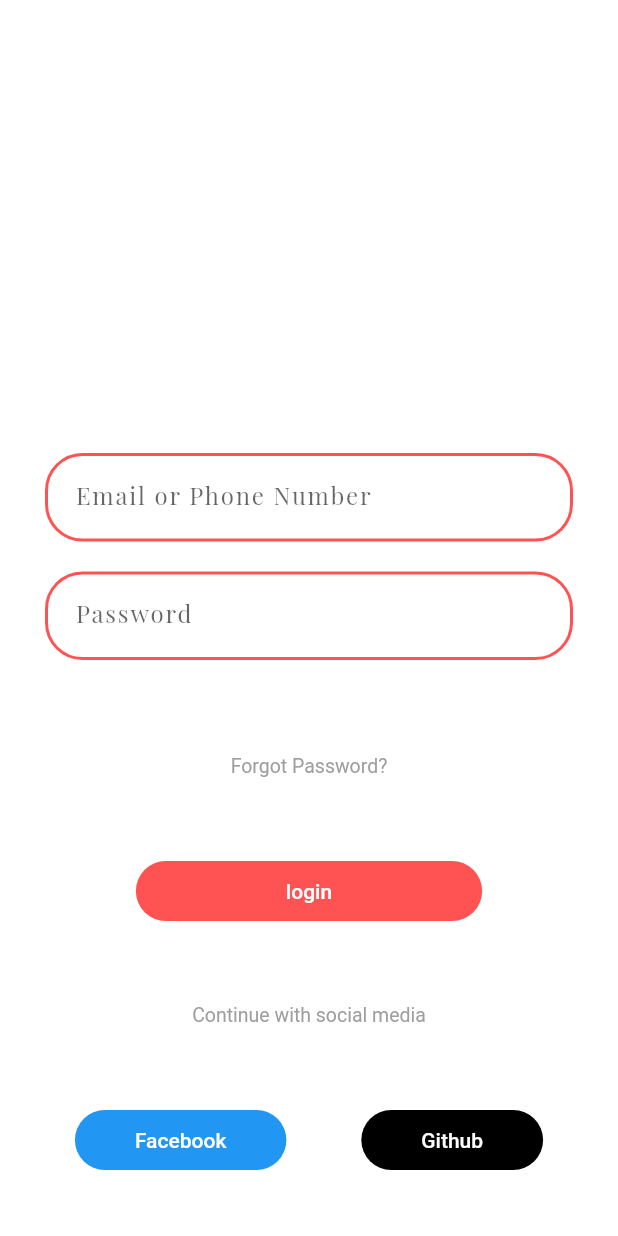
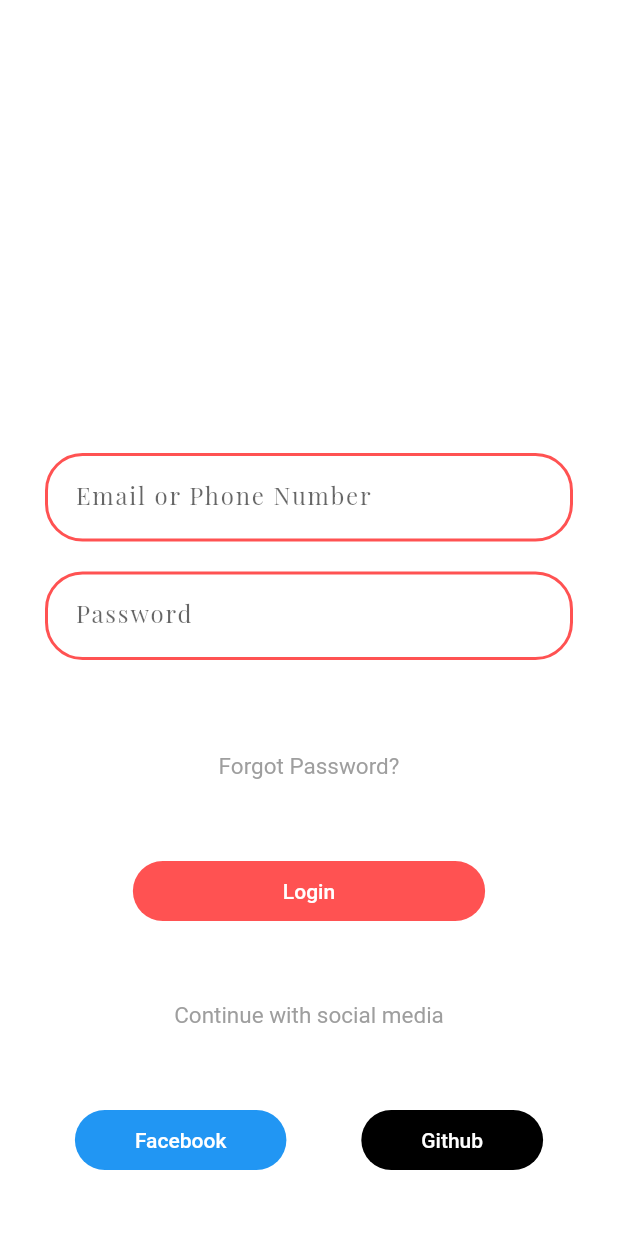
Before and after one commit to stephaniefash/flutter-login-ui-challenge, a Flutter app: the screen it shows after launch, on a phone screen of 412 x 824 dp. Run offline on Flutter 3.47's test engine with Material 2 defaults, Android fonts, the phone set to English and light mode, and no system bars.

```diff
--- /dev/null
+++ b/lib/constants.dart
@@ -0,0 +1,9 @@
+const String kPlayFairDisplayFont =   "PlayFairDisplay";
+const String emailOrPhoneText =   "Email or Phone Number";
+const String passwordText =   "Password";
+const String continueWithSocialText =   "Continue with social media";
+const String forgotPasswordText =   "Forgot Password?";
+const String facebookText =   "Facebook";
+const String githubText =   "Github";
+const String loginText =   "Login";
+const String welcomeBackText =   "Welcome back";
--- a/lib/login_page.dart
+++ b/lib/login_page.dart
@@ -1,5 +1,6 @@
 import 'package:flutter/material.dart';
 import 'package:flutter/widgets.dart';
+import 'package:login_ui/constants.dart';
 import 'package:login_ui/widgets/custom_widgets.dart';
 import 'package:login_ui/widgets/login_form.dart';
 
@@ -14,7 +15,7 @@ class _LoginPageState extends State<LoginPage> {
     return Container(
       child: Column(
         children: [
-          headerAndSubheadingWidget("Login", "Welcome back"),
+          headerAndSubheadingWidget(loginText, welcomeBackText),
           Expanded(
             child: Container(
               padding: EdgeInsets.only(top: 50, bottom: 40),
@@ -31,14 +32,14 @@ class _LoginPageState extends State<LoginPage> {
                     height: 150,
                     child: LoginForm(),
                   ),
-                  customDefaultText('Forgot Password?'),
-                  customButton(Colors.redAccent, "login", 100),
-                  customDefaultText('Continue with social media'),
+                  customDefaultText(forgotPasswordText),
+                  customButton(Colors.redAccent, loginText, 100),
+                  customDefaultText(continueWithSocialText),
                   Row(
                     mainAxisAlignment: MainAxisAlignment.spaceEvenly,
                     children: [
-                      customButton(Colors.blue, "Facebook", 40),
-                      customButton(Colors.black, "Github", 40),
+                      customButton(Colors.blue, facebookText, 40),
+                      customButton(Colors.black, githubText, 40),
                     ],
                   )
                 ],
--- a/lib/widgets/custom_widgets.dart
+++ b/lib/widgets/custom_widgets.dart
@@ -1,5 +1,6 @@
 import 'package:flutter/cupertino.dart';
 import 'package:flutter/material.dart';
+import 'package:login_ui/constants.dart';
 
 headerAndSubheadingWidget(String heading, String subheading) {
   return Padding(
@@ -35,7 +36,7 @@ _customHeadingText(String text, double fontSize) {
         text,
         style: TextStyle(
           fontSize: fontSize,
-          fontFamily: "PlayFairDisplay",
+          fontFamily: kPlayFairDisplayFont,
           color: Colors.white,
         ),
       ),
@@ -48,7 +49,7 @@ customDefaultText(String text){
     color: Colors.transparent,
     child: Text(
       text,
-      style: TextStyle(fontSize: 13, color: Colors.grey),
+      style: TextStyle(fontSize: 15, color: Colors.grey),
     ),
   );
 }
--- a/lib/widgets/login_form.dart
+++ b/lib/widgets/login_form.dart
@@ -1,6 +1,7 @@
 // Define a custom Form widget.
 import 'package:flutter/material.dart';
 import 'package:flutter/widgets.dart';
+import 'package:login_ui/constants.dart';
 
 class LoginForm extends StatefulWidget {
   @override
@@ -24,9 +25,9 @@ class LoginFormState extends State<LoginForm> {
             child: Form(
                 key: _formKey,
                 child: Column(children: <Widget>[
-                  _singleTextField('Email or Phone Number'),
+                  _singleTextField(emailOrPhoneText),
                   SizedBox(height: 20),
-                  _singleTextField('Password'),
+                  _singleTextField(passwordText),
                 ])),
           ),
         ),
@@ -38,7 +39,7 @@ class LoginFormState extends State<LoginForm> {
     return TextFormField(
       decoration: InputDecoration(
         labelText: hintText,
-        labelStyle: TextStyle(fontFamily: "PlayFairDisplay", letterSpacing: 1.2),
+        labelStyle: TextStyle(fontFamily: kPlayFairDisplayFont, letterSpacing: 1.2),
         contentPadding: EdgeInsets.fromLTRB(20,20,20,20),
         focusedBorder: OutlineInputBorder(
           borderRadius: BorderRadius.circular(25.0),
```
